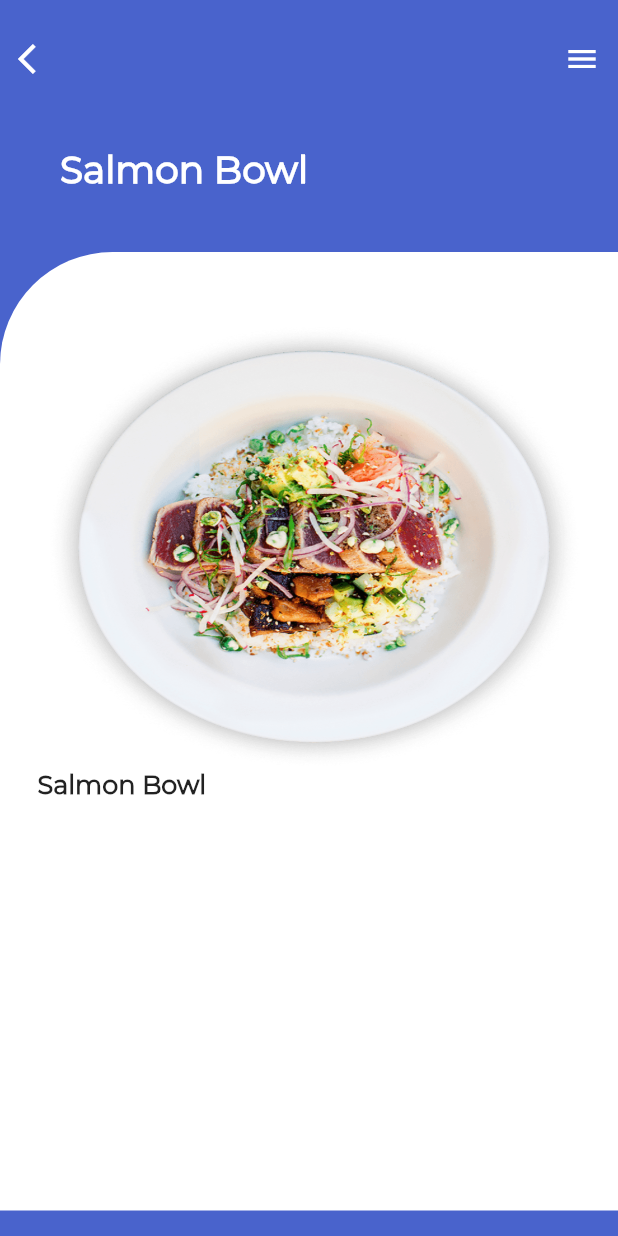
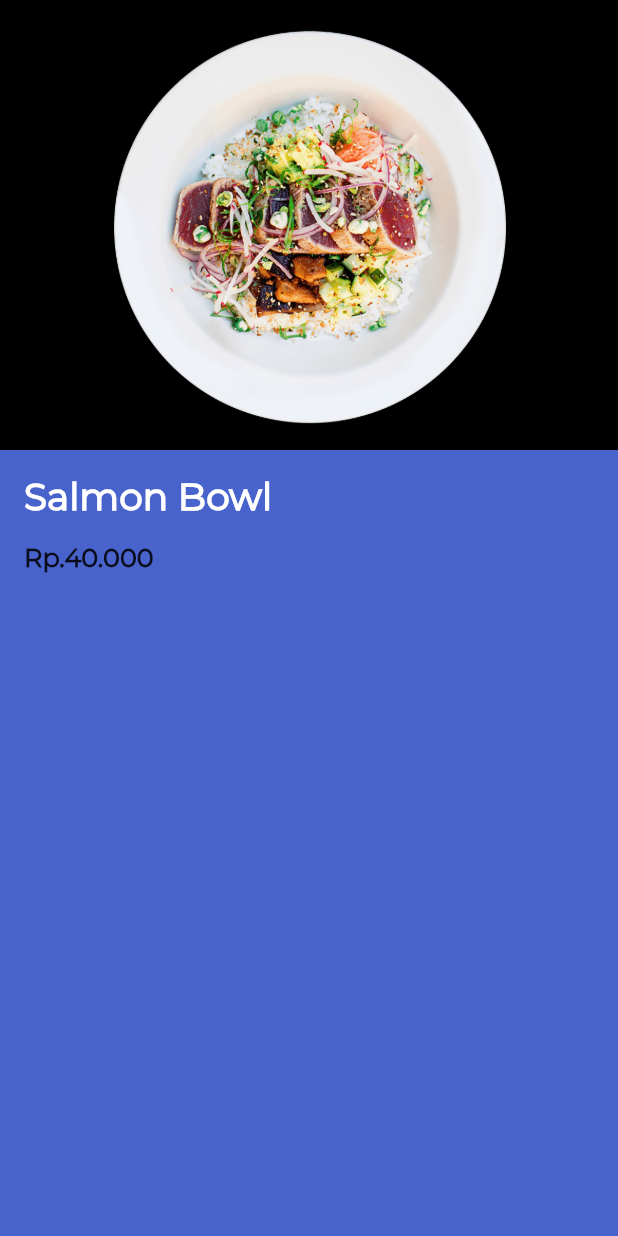
Before and after one commit to 1zaz/nutrisi_app, a Flutter app: the screen it shows after launch, after a tap on "Salmon Bowl", on a phone screen of 412 x 824 dp. Run offline on Flutter 3.47's test engine with Material 2 defaults, Android fonts, the phone set to English and light mode, and no system bars; project files that could hold a hidden picture were left out.

Commit message:
redesign detail page

```diff
--- a/lib/ui/pages/detail_food_page.dart
+++ b/lib/ui/pages/detail_food_page.dart
@@ -1,5 +1,4 @@
-import 'package:flutter/material.dart';
-import 'package:nutrisi_app/ui/shared/text_style.dart';
+part of 'pages.dart';
 
 class DetailFood extends StatelessWidget {
   final String imgPath;
@@ -10,90 +9,43 @@ class DetailFood extends StatelessWidget {
 
   @override
   Widget build(BuildContext context) {
-    return Scaffold(
+    return SafeArea(
+      child: Scaffold(
         backgroundColor: Color(0xff4963CC),
-      body: ListView(
+        body: Column(
+          crossAxisAlignment: CrossAxisAlignment.start,
           children: <Widget>[
+            Hero(
+              tag: imgPath,
+              child: Container(
+                  height: 300,
+                  decoration: BoxDecoration(
+                    color: Colors.black,
+                      image: DecorationImage(
+                    image: AssetImage(imgPath),
+                    fit: BoxFit.contain,
+                  ),),),
+            ),
             Padding(
-            padding: EdgeInsets.only(top: 15.0, bottom: 10.0),
-            child: Row(
-              mainAxisAlignment: MainAxisAlignment.spaceBetween,
-              children: <Widget>[
-                IconButton(
-                  icon: Icon(Icons.arrow_back_ios, color: Colors.white),
-                  onPressed: () {},
+              padding: const EdgeInsets.only(top: 16, right: 16, left: 16),
+              child: Column(
+                crossAxisAlignment: CrossAxisAlignment.start,
+                children: [
+                  Text(
+                    foodName,
+                    style: kTitleApp,
                   ),
-                Container(
-                  width: 125.0,
-                  child: Row(
-                    mainAxisAlignment: MainAxisAlignment.end,
-                    children: <Widget>[
-                      IconButton(
-                        icon: Icon(Icons.menu),
-                        color: Colors.white,
-                        onPressed: () {},
-                      ),
+                  SizedBox(height: 16,),
+                  Text(
+                    price,
+                    style: kFoodName,
+                  )
                 ],
               ),
             )
           ],
         ),
       ),
-          SizedBox(height: 25.0),
-          Padding(
-            padding: EdgeInsets.only(left: 40.0),
-            child: Row(
-              children: <Widget>[
-                Text(
-                  foodName,
-                  style: kTitleApp,
-                ),
-                SizedBox(width: 10.0),
-              ],
-            ),
-          ),
-          SizedBox(height: 40.0),
-          Container(
-            height: MediaQuery.of(context).size.height - 185.0,
-            decoration: BoxDecoration(
-              color: Colors.white,
-              borderRadius: BorderRadius.only(topLeft: Radius.circular(75.0)),
-            ),
-            child: ListView(
-              primary: false,
-              padding: EdgeInsets.only(left: 25.0, right: 20.0),
-              children: <Widget>[
-                Padding(
-                  padding: EdgeInsets.only(top: 45.0),
-                  child: Container(
-                    height: MediaQuery.of(context).size.height - 300.0,
-                    child: ListView(
-                      children: <Widget>[
-                        Hero(
-                            tag: imgPath,
-                            child: Image(
-                              image: AssetImage(imgPath),
-                              fit: BoxFit.fill,
-                              height: 300.0,
-                              width: 150.0,
-                            )),
-                        Text(
-                          foodName,
-                          style: kFoodName,
-                        ),
-                        Text(
-                          price,
-                          style: kTitleApp,
-                        )
-                      ],
-                    ),
-                  ),
-                )
-              ],
-            ),
-          )
-        ],
-      ),
     );
   }
 }
--- a/lib/ui/pages/item_food.dart
+++ b/lib/ui/pages/item_food.dart
@@ -13,10 +13,17 @@ class ItemFood extends StatelessWidget {
       padding: EdgeInsets.only(left: 10.0, right: 10.0, top: 10.0),
       child: InkWell(
         onTap: () {
-          Navigator.push(
-              context,
-              MaterialPageRoute(
-                  builder: (context) => DetailFood(imgPath, foodName, price)));
+          Navigator.push(context, PageRouteBuilder(
+              fullscreenDialog: true,
+              transitionDuration: Duration(milliseconds: 1000),
+              pageBuilder: (context, animation, secondAnimation){
+                return DetailFood(imgPath, foodName, price);
+          }, transitionsBuilder: (context, animation, secondAnimation, child){
+            return FadeTransition(
+              opacity: animation,
+              child: child,
+            );
+          }));
         },
         child: Row(
           mainAxisAlignment: MainAxisAlignment.spaceBetween,
@@ -28,7 +35,7 @@ class ItemFood extends StatelessWidget {
                       tag: imgPath,
                       child: Image(
                         image: AssetImage(imgPath),
-                        fit: BoxFit.cover,
+                        fit: BoxFit.contain,
                         height: 75.0,
                         width: 75.0,
                       )),
@@ -36,13 +43,19 @@ class ItemFood extends StatelessWidget {
                   Column(
                     crossAxisAlignment: CrossAxisAlignment.start,
                     children: <Widget>[
-                      Text(
-                        foodName,
-                        style: kFoodName,
+                      Hero(
+                        tag: foodName,
+                        child: Material(
+                          color: Colors.transparent,
+                          child: Text(
+                            foodName,
+                            style: kFoodName,
+                          ),
+                        ),
                       ),
                       Text(
                         price,
-                        style: kTitleApp,
+                        style: kFoodSubtitle,
                       )
                     ],
                   )
--- a/lib/ui/pages/pages.dart
+++ b/lib/ui/pages/pages.dart
@@ -1,6 +1,6 @@
 import 'package:flutter/material.dart';
-import 'package:nutrisi_app/ui/pages/detail_food_page.dart';
 import 'package:nutrisi_app/ui/shared/text_style.dart';
 
 part 'item_food.dart';
 part 'home_page.dart';
+part 'detail_food_page.dart';
```
Lines whose indentation alone changed are shown as unchanged.
